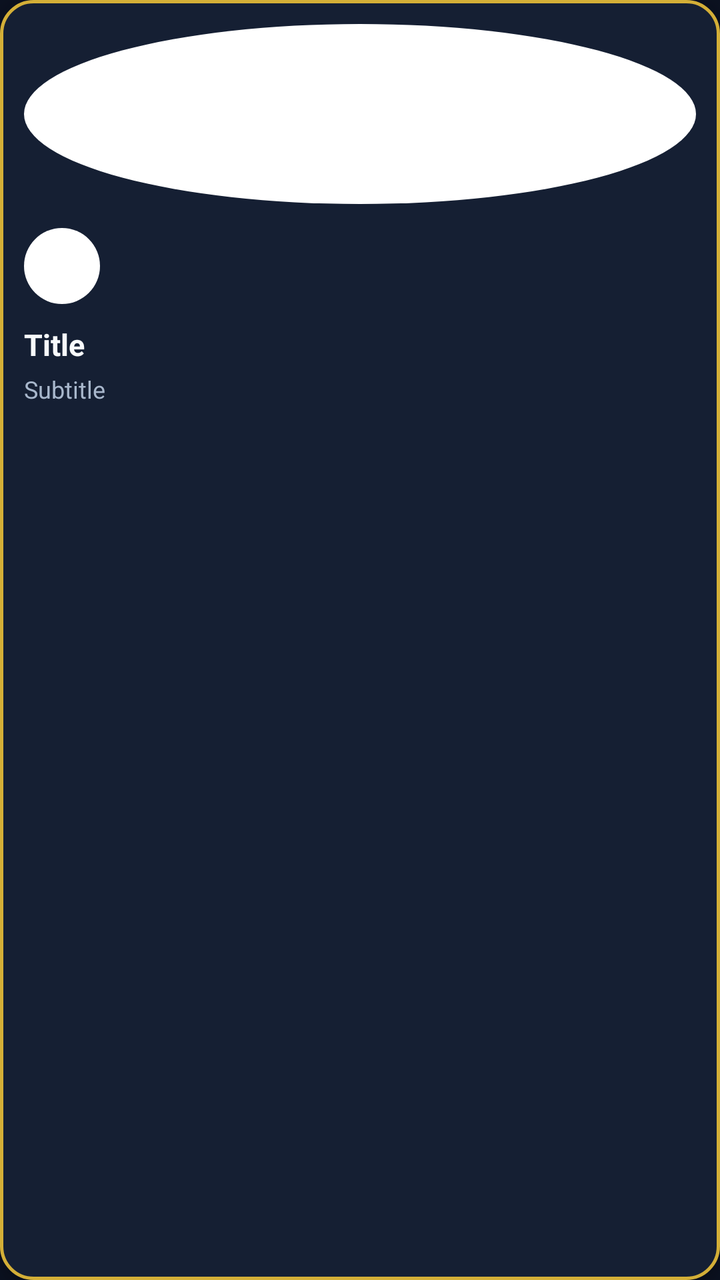
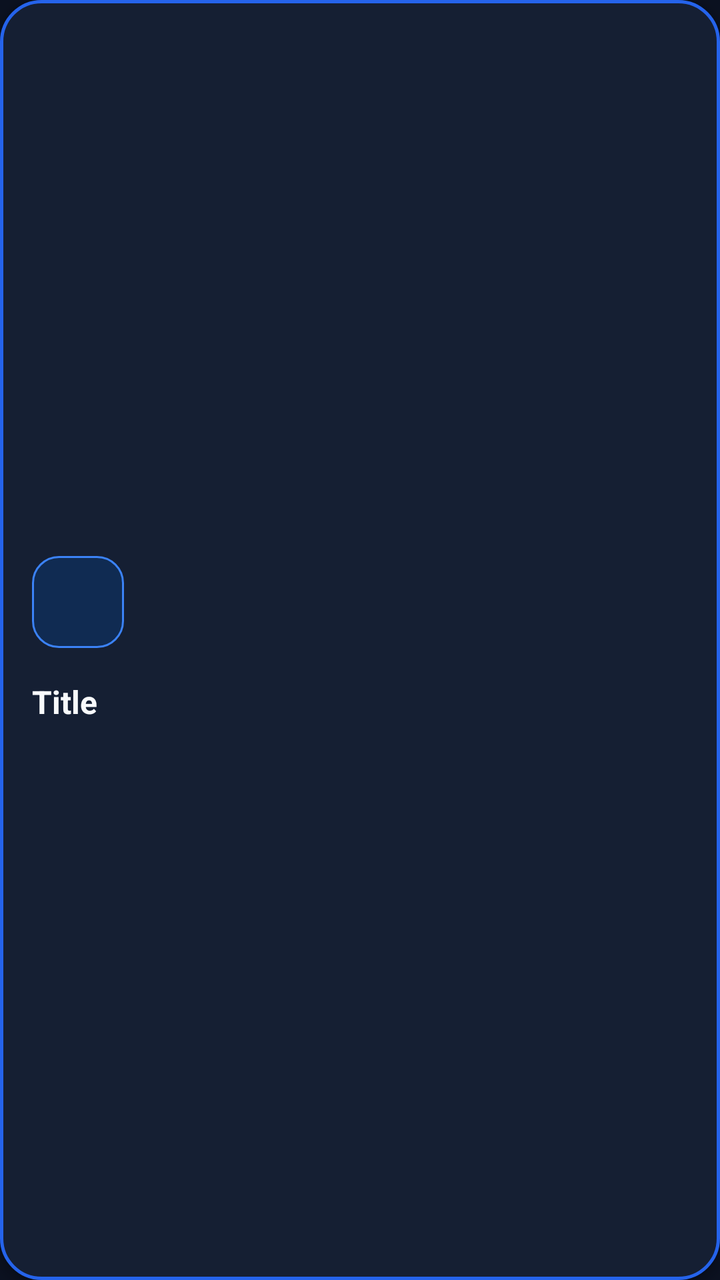

Compare the two renders of this Android layout. The source of the first and the diff that turns it into the second are given below.
<!-- AndroidManifest.xml: application theme Theme.GymTrackerPro -->
<!-- res/layout/item_home_tile.xml -->
<?xml version="1.0" encoding="utf-8"?>
<LinearLayout xmlns:android="http://schemas.android.com/apk/res/android"
    android:layout_width="0dp"
    android:layout_height="wrap_content"
    android:layout_weight="1"
    android:background="@drawable/bg_home_tile_gold"
    android:clickable="true"
    android:elevation="4dp"
    android:focusable="true"
    android:orientation="vertical"
    android:padding="12dp">

    <ImageView
        android:id="@+id/imageTilePhoto"
        android:layout_width="match_parent"
        android:layout_height="90dp"
        android:background="@drawable/bg_tile_icon"
        android:contentDescription="@null"
        android:scaleType="centerCrop" />

    <ImageView
        android:id="@+id/imageTileIcon"
        android:layout_width="38dp"
        android:layout_height="38dp"
        android:layout_marginTop="12dp"
        android:background="@drawable/bg_tile_icon"
        android:contentDescription="@null"
        android:padding="9dp" />

    <TextView
        android:id="@+id/textTileTitle"
        android:layout_width="match_parent"
        android:layout_height="wrap_content"
        android:layout_marginTop="10dp"
        android:text="Title"
        android:textColor="#F8FAFC"
        android:textSize="15sp"
        android:textStyle="bold" />

    <TextView
        android:id="@+id/textTileSubtitle"
        android:layout_width="match_parent"
        android:layout_height="wrap_content"
        android:layout_marginTop="4dp"
        android:minHeight="34dp"
        android:gravity="top"
        android:text="Subtitle"
        android:textColor="#A8B7CC"
        android:textSize="12sp"
        android:lineSpacingExtra="2dp" />

</LinearLayout>
<!-- resources referenced by this layout -->
<resources>
  <!-- drawable bg_home_tile_gold (drawable) -->
  <?xml version="1.0" encoding="utf-8"?>
  <shape xmlns:android="http://schemas.android.com/apk/res/android"
      android:shape="rectangle">
  
      <solid android:color="#151F33" />
  
      <stroke
          android:width="1.5dp"
          android:color="#D4AF37" />
  
      <corners android:radius="16dp" />
  
  </shape>
  <!-- drawable bg_tile_icon (drawable) -->
  <?xml version="1.0" encoding="utf-8"?>
  <shape xmlns:android="http://schemas.android.com/apk/res/android"
      android:shape="oval">
      <solid android:color="#FFFFFF" />
  </shape>
  <style name="Theme.GymTrackerPro" parent="Base.Theme.GymTrackerPro" />
  <style name="Base.Theme.GymTrackerPro" parent="Theme.Material3.Dark.NoActionBar">
          <item name="colorPrimary">@color/gt_blue</item>
          <item name="colorSurface">@color/gt_surface</item>
          <item name="android:windowBackground">@color/gt_background</item>
  
          
          <item name="android:statusBarColor">@color/gt_background</item>
          <item name="android:navigationBarColor">@color/gt_background</item>
          <item name="android:windowLightStatusBar">false</item>
      </style>
  <color name="gt_blue">#60A5FA</color>
  <color name="gt_surface">#151F33</color>
  <color name="gt_background">#0B1120</color>
</resources>

<!-- the commit's change to res/layout/item_home_tile.xml (unified diff, before → after) -->
@@ -1,52 +1,56 @@
 <?xml version="1.0" encoding="utf-8"?>
 <LinearLayout xmlns:android="http://schemas.android.com/apk/res/android"
+    xmlns:app="http://schemas.android.com/apk/res-auto"
     android:layout_width="0dp"
     android:layout_height="wrap_content"
     android:layout_weight="1"
+    android:minHeight="135dp"
+    android:orientation="vertical"
+    android:gravity="center_vertical"
     android:background="@drawable/bg_home_tile_gold"
+    android:padding="16dp"
     android:clickable="true"
-    android:elevation="4dp"
     android:focusable="true"
-    android:orientation="vertical"
-    android:padding="12dp">
+    android:elevation="3dp">
 
+    
     <ImageView
         android:id="@+id/imageTilePhoto"
-        android:layout_width="match_parent"
-        android:layout_height="90dp"
+        android:layout_width="1dp"
+        android:layout_height="1dp"
+        android:visibility="gone"
+        android:contentDescription="@null" />
+
+    
+    <ImageView
+        android:id="@+id/imageTileIcon"
+        android:layout_width="46dp"
+        android:layout_height="46dp"
         android:background="@drawable/bg_tile_icon"
         android:contentDescription="@null"
-        android:scaleType="centerCrop" />
+        android:padding="12dp"
+        android:scaleType="fitCenter"
+        app:tint="#60A5FA" />
 
-    <ImageView
-        android:id="@+id/imageTileIcon"
-        android:layout_width="38dp"
-        android:layout_height="38dp"
-        android:layout_marginTop="12dp"
-        android:background="@drawable/bg_tile_icon"
-        android:contentDescription="@null"
-        android:padding="9dp" />
-
+    
     <TextView
         android:id="@+id/textTileTitle"
         android:layout_width="match_parent"
         android:layout_height="wrap_content"
-        android:layout_marginTop="10dp"
+        android:layout_marginTop="16dp"
         android:text="Title"
         android:textColor="#F8FAFC"
-        android:textSize="15sp"
-        android:textStyle="bold" />
+        android:textSize="16sp"
+        android:textStyle="bold"
+        android:maxLines="2"
+        android:ellipsize="end" />
 
+    
     <TextView
         android:id="@+id/textTileSubtitle"
         android:layout_width="match_parent"
         android:layout_height="wrap_content"
-        android:layout_marginTop="4dp"
-        android:minHeight="34dp"
-        android:gravity="top"
-        android:text="Subtitle"
-        android:textColor="#A8B7CC"
-        android:textSize="12sp"
-        android:lineSpacingExtra="2dp" />
+        android:visibility="gone"
+        android:text="Subtitle" />
 
 </LinearLayout>
<!-- resource entries referenced after the edit -->
@@ -9,16 +9,24 @@
   
       <stroke
           android:width="1.5dp"
-          android:color="#D4AF37" />
+          android:color="#2563EB" />
   
-      <corners android:radius="16dp" />
+      <corners android:radius="20dp" />
   
   </shape>
   <!-- drawable bg_tile_icon (drawable) -->
   <?xml version="1.0" encoding="utf-8"?>
   <shape xmlns:android="http://schemas.android.com/apk/res/android"
-      android:shape="oval">
-      <solid android:color="#FFFFFF" />
+      android:shape="rectangle">
+  
+      <solid android:color="#102B52" />
+  
+      <stroke
+          android:width="1dp"
+          android:color="#3B82F6" />
+  
+      <corners android:radius="13dp" />
+  
   </shape>
   <style name="Theme.GymTrackerPro" parent="Base.Theme.GymTrackerPro" />
   <style name="Base.Theme.GymTrackerPro" parent="Theme.Material3.Dark.NoActionBar">
